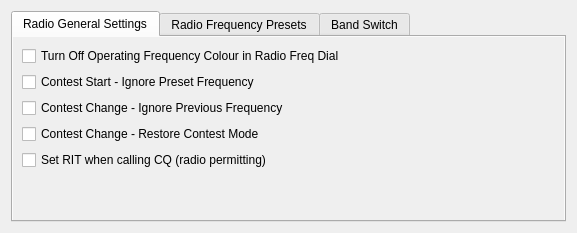
Rsclub22/Minos2-Mirror, file mqt/MqtLogger/radiosettingdialog.ui: the form before one commit.
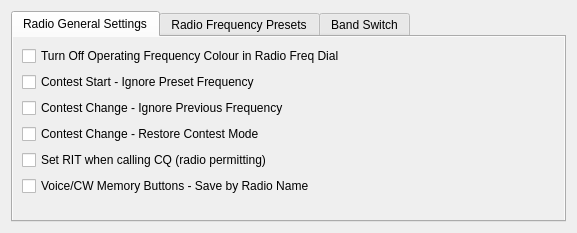
The form after the commit. The open tabs and pages were chosen to show the change.

Commit message: move voicememory constants to a common file and move save vm buttons by radioname option to Radio Options panel

```diff
--- a/mqt/MqtLogger/radiosettingdialog.ui
+++ b/mqt/MqtLogger/radiosettingdialog.ui
@@ -67,6 +67,13 @@
            </property>
           </widget>
          </item>
+         <item>
+          <widget class="QCheckBox" name="saveVoiceCwMemoryButtonByRadioName">
+           <property name="text">
+            <string>Voice/CW Memory Buttons - Save by Radio Name</string>
+           </property>
+          </widget>
+         </item>
          <item>
           <spacer name="verticalSpacer">
            <property name="orientation">
```
Left out of the diff: 2 changed lines with no effect on the pictures. The commit also changes 25 other files.
